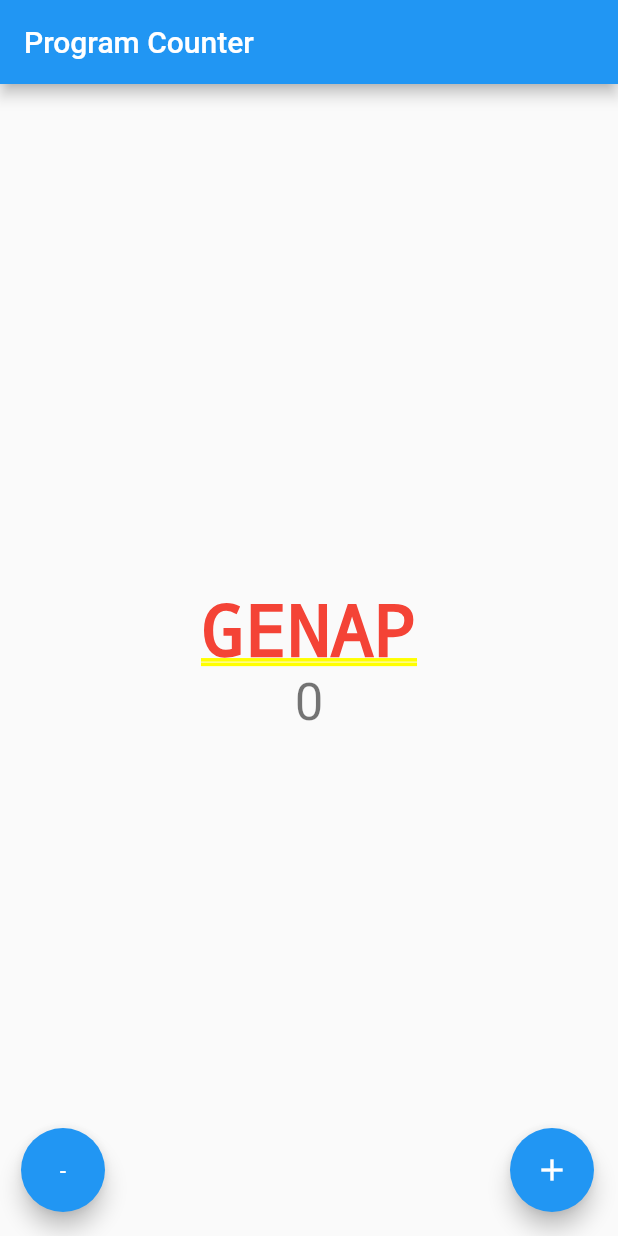
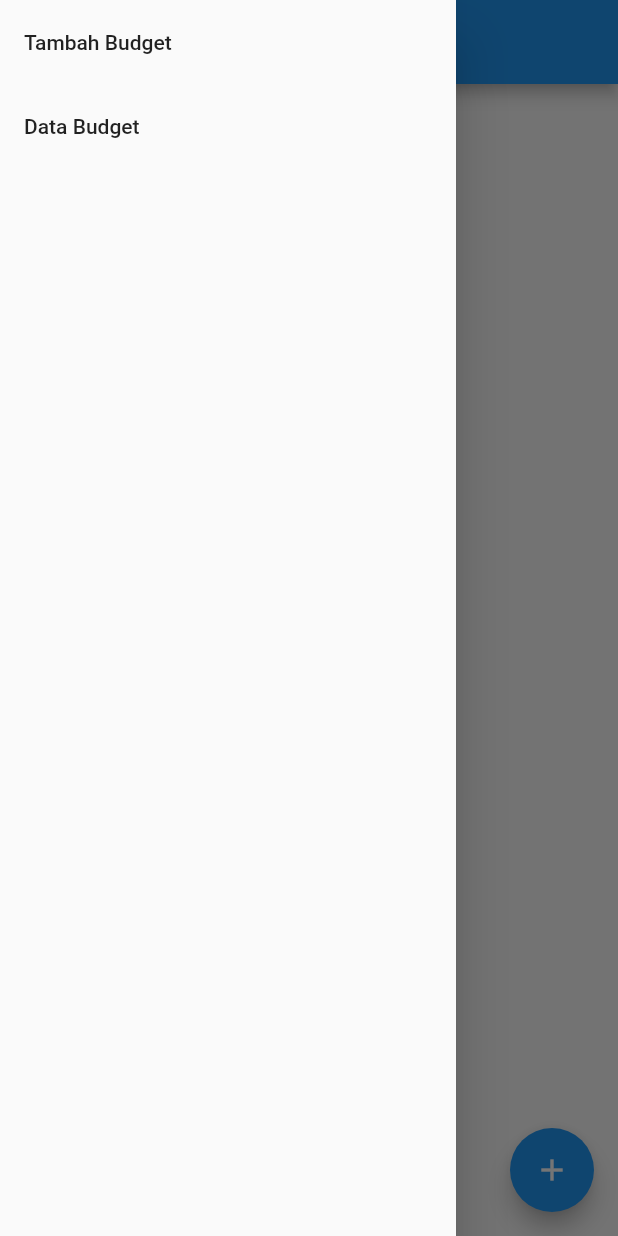
Before and after one commit to muhammadHaggy/pbp-flutter-lab, a Flutter app: the screen it shows after launch, with the side drawer open (before the commit the screen has no drawer), on a phone screen of 412 x 824 dp. Run offline on Flutter 3.47's test engine with Material 2 defaults, Android fonts, the phone set to English and light mode, and no system bars.

Commit message:
finish tuga 7

```diff
--- a/lib/main.dart
+++ b/lib/main.dart
@@ -1,13 +1,35 @@
 import 'package:flutter/material.dart';
+import 'form.dart';
+import 'data_budget.dart';
 
 void main() {
   runApp(const MyApp());
 }
 
-class MyApp extends StatelessWidget {
+class Budget {
+  final String judul;
+  final int nominal;
+  final String tipeBudget;
+  Budget(this.judul, this.nominal, this.tipeBudget);
+}
+
+class MyApp extends StatefulWidget {
   const MyApp({Key? key}) : super(key: key);
 
+  @override
+  State<MyApp> createState() => _MyAppState();
+}
+
+class _MyAppState extends State<MyApp> {
   // This widget is the root of your application.
+  final List<Budget> data = <Budget>[];
+
+  void addData(Budget newBudget) {
+    setState(() {
+      data.add(newBudget);
+    });
+  }
+
   @override
   Widget build(BuildContext context) {
     return MaterialApp(
@@ -24,13 +46,16 @@ class MyApp extends StatelessWidget {
         // is not restarted.
         primarySwatch: Colors.blue,
       ),
-      home: const MyHomePage(title: 'Program Counter'),
+      home: MyHomePage(
+        data: data,
+        addData: addData,
+      ),
     );
   }
 }
 
 class MyHomePage extends StatefulWidget {
-  const MyHomePage({Key? key, required this.title}) : super(key: key);
+  const MyHomePage({super.key, required this.data, required this.addData});
 
   // This widget is the home page of your application. It is stateful, meaning
   // that it has a State object (defined below) that contains fields that affect
@@ -41,7 +66,9 @@ class MyHomePage extends StatefulWidget {
   // used by the build method of the State. Fields in a Widget subclass are
   // always marked "final".
 
-  final String title;
+  final String title = "Counter";
+  final List<Budget> data;
+  final Function(Budget) addData;
 
   @override
   State<MyHomePage> createState() => _MyHomePageState();
@@ -101,6 +128,42 @@ class _MyHomePageState extends State<MyHomePage> {
         // the App.build method, and use it to set our appbar title.
         title: Text(widget.title),
       ),
+      // Menambahkan drawer menu
+      drawer: Drawer(
+        child: Column(
+          children: [
+            // Menambahkan clickable menu
+            ListTile(
+              title: const Text('Tambah Budget'),
+              onTap: () {
+                // Route menu ke halaman utama
+                Navigator.pushReplacement(
+                  context,
+                  MaterialPageRoute(
+                      builder: (context) => MyFormPage(
+                            data: widget.data,
+                            addData: widget.addData,
+                          )),
+                );
+              },
+            ),
+            ListTile(
+              title: const Text('Data Budget'),
+              onTap: () {
+                // Route menu ke halaman form
+                Navigator.pushReplacement(
+                  context,
+                  MaterialPageRoute(
+                      builder: (context) => DisplayData(
+                            data: widget.data,
+                            addData: widget.addData,
+                          )),
+                );
+              },
+            ),
+          ],
+        ),
+      ),
       body: Center(
         // Center is a layout widget. It takes a single child and positions it
         // in the middle of the parent.
@@ -129,10 +192,12 @@ class _MyHomePageState extends State<MyHomePage> {
           ],
         ),
       ),
-      floatingActionButton: Stack(children: [
+      floatingActionButton: Stack(
+        children: [
           Align(
             alignment: Alignment.bottomRight,
             child: FloatingActionButton(
+              heroTag: "btn1",
               onPressed: _incrementCounter,
               tooltip: 'Increment',
               child: const Icon(Icons.add),
@@ -143,13 +208,15 @@ class _MyHomePageState extends State<MyHomePage> {
             child: Padding(
               padding: const EdgeInsets.symmetric(horizontal: 30),
               child: FloatingActionButton(
+                heroTag: "btn2",
                 onPressed: _decrementCounter,
                 tooltip: 'Decrement',
                 child: const Text("-"),
               ),
             ),
           ),
-      ]),
+        ],
+      ),
       // This trailing comma makes auto-formatting nicer for build methods.
     );
   }
```
Also changed, not shown: lib/data_budget.dart (added, +86 -0 lines), lib/form.dart (added, +193 -0 lines). Lines whose indentation alone changed are shown as unchanged.
